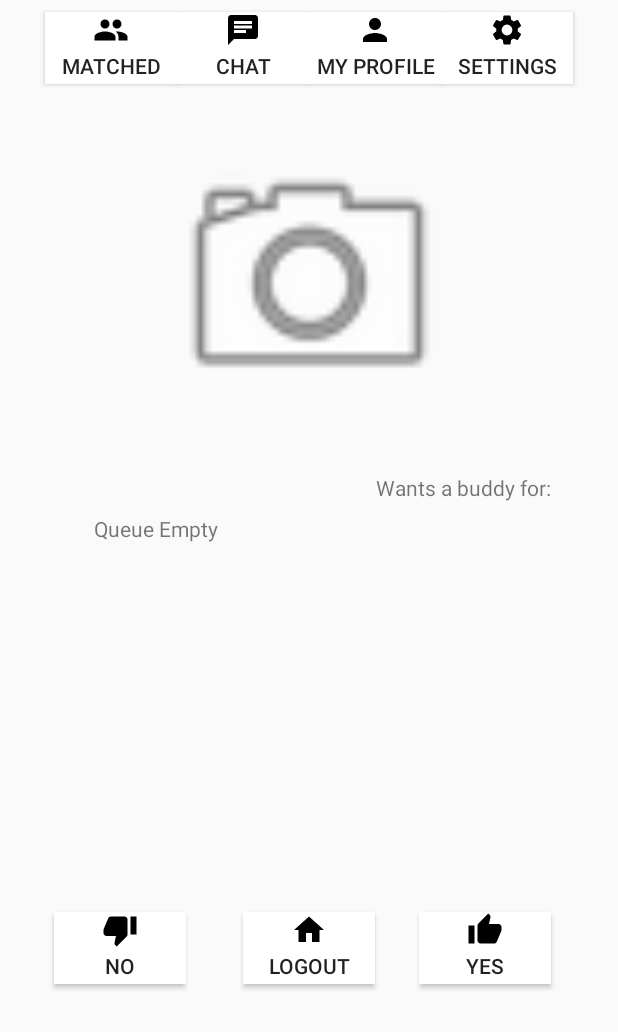
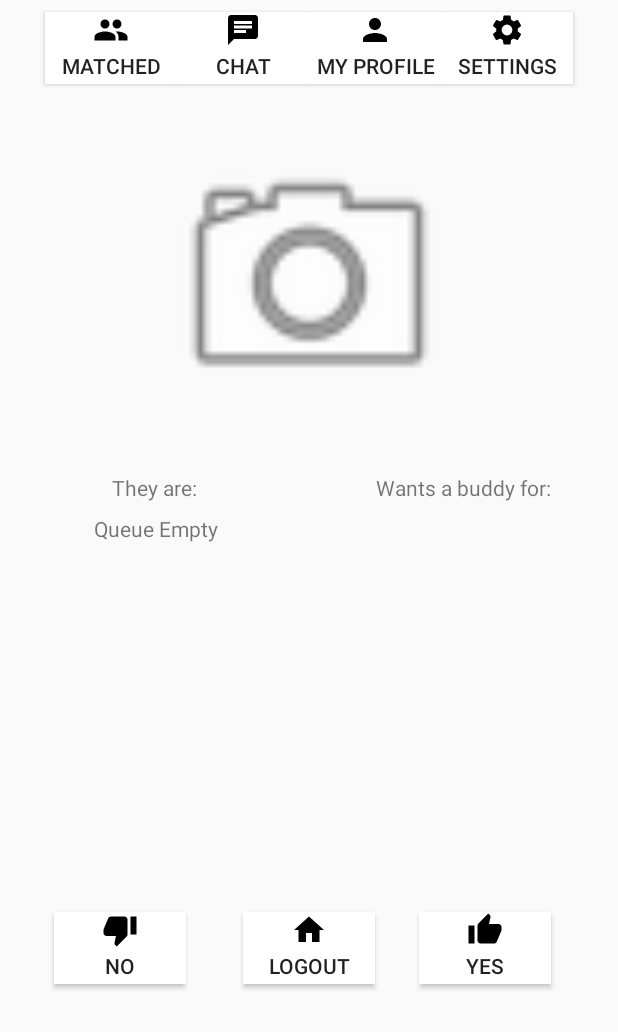
Before and after one commit to SuspiciousMango/Qu, an Android app: the MainMenuActivity screen opened directly, with no data from a screen before it, on a phone screen of 412 x 824 dp, the part 204-1236 px from its top. Run offline under Robolectric (Android 15) with nearby library versions, the phone set to English and light mode, and no system bars; 3 statements that could not run were skipped.

Commit message:
Revert "Bugfix commit #6: Makes a specific textview invisible when it shouldnt be seen"
This reverts commit 952cd7f37de2ed7661f8d54748638edc5ce3177f.

```diff
--- a/app/src/main/java/com/team5/qu/MainMenuActivity.java
+++ b/app/src/main/java/com/team5/qu/MainMenuActivity.java
@@ -35,7 +35,6 @@ public class MainMenuActivity extends AppCompatActivity {
     }
 
     private void getNextMatch(){
-        TextView matchTitle = findViewById(R.id.matchTitle);
         TextView matchName = findViewById(R.id.match_name);
         TextView matchMajor = findViewById(R.id.match_major);
         TextView matchClass1 = findViewById(R.id.text_class_1);
@@ -46,7 +45,6 @@ public class MainMenuActivity extends AppCompatActivity {
         TextView matchClass6 = findViewById(R.id.text_class_6);
         TextView matchClass7 = findViewById(R.id.text_class_7);
         if(matchList.size() < 1){
-            matchTitle.setVisibility(View.INVISIBLE);
             matchName.setText("Queue Empty");
             matchMajor.setText("");
             matchClass1.setText("");
@@ -58,7 +56,6 @@ public class MainMenuActivity extends AppCompatActivity {
             matchClass7.setText("");
         }
         else {
-            matchTitle.setVisibility(View.VISIBLE);
             currentMatch = matchList.remove();
             matchName.setText(currentMatch.getName());
             matchMajor.setText(currentMatch.getMajor());
--- a/app/src/main/res/layout/activity_homepage.xml
+++ b/app/src/main/res/layout/activity_homepage.xml
@@ -146,7 +146,7 @@
         app:layout_constraintEnd_toStartOf="@+id/guideline"
         app:layout_constraintHorizontal_bias="0.507"
         app:layout_constraintStart_toStartOf="parent"
-        app:layout_constraintTop_toBottomOf="@+id/matchTitle" />
+        app:layout_constraintTop_toBottomOf="@+id/textView33" />
 
     <TextView
         android:id="@+id/match_major"
@@ -272,7 +272,7 @@
         app:layout_constraintTop_toBottomOf="@+id/textUserName" />
 
     <TextView
-        android:id="@+id/matchTitle"
+        android:id="@+id/textView33"
         android:layout_width="wrap_content"
         android:layout_height="wrap_content"
         android:text="@string/text_other_identity"
```
